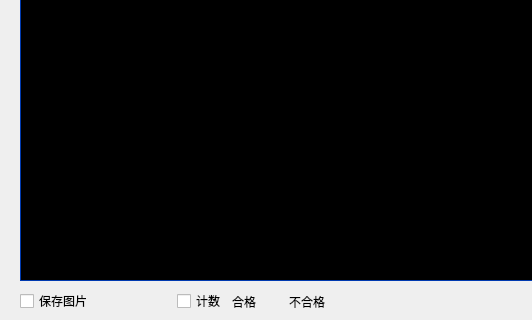
Before: the Qt Designer form main_page/screencheck.ui in jaueone/Magnetic, drawn with Qt 5; both pictures show x 0 to 532 and y 207 to 527 of the 1014 by 527 pixel window.
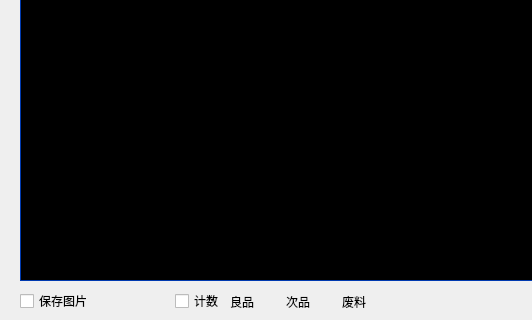
After: the same form once the commit is applied.

Commit message: 1,添加检测次品等级，数据库筛选   2，添加物料缓冲故障码  3，软件启动时检查磁盘剩余空间，空间不足时清空qt_photo储存图片目录

```diff
--- a/main_page/screencheck.ui
+++ b/main_page/screencheck.ui
@@ -1370,7 +1370,7 @@
     <rect>
      <x>20</x>
      <y>490</y>
-     <width>331</width>
+     <width>372</width>
      <height>37</height>
     </rect>
    </property>
@@ -1423,6 +1423,36 @@
       </property>
      </widget>
     </item>
+    <item>
+     <widget class="QLabel" name="label_17">
+      <property name="font">
+       <font>
+        <family>微软雅黑</family>
+       </font>
+      </property>
+      <property name="text">
+       <string>良品</string>
+      </property>
+     </widget>
+    </item>
+    <item>
+     <widget class="QLabel" name="label_18">
+      <property name="minimumSize">
+       <size>
+        <width>20</width>
+        <height>0</height>
+       </size>
+      </property>
+      <property name="font">
+       <font>
+        <family>微软雅黑</family>
+       </font>
+      </property>
+      <property name="text">
+       <string/>
+      </property>
+     </widget>
+    </item>
     <item>
      <widget class="QLabel" name="label_13">
       <property name="font">
@@ -1431,7 +1461,7 @@
        </font>
       </property>
       <property name="text">
-       <string>合格</string>
+       <string>次品</string>
       </property>
      </widget>
     </item>
@@ -1461,7 +1491,7 @@
        </font>
       </property>
       <property name="text">
-       <string>不合格</string>
+       <string>废料</string>
       </property>
      </widget>
     </item>
```
The commit also changes 14 other files.
